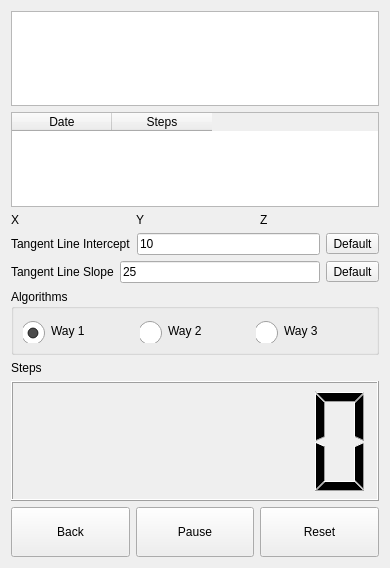
ic005k/Knot-Legacy, file dlgsteps.ui: the form before one commit.
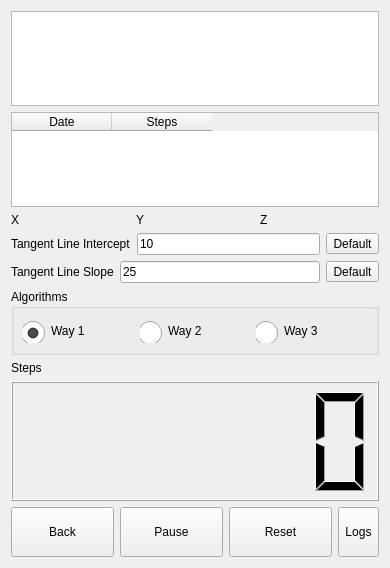
The form after the commit. Icons and pictures are not drawn.

The edit to the form file:
```diff
--- a/dlgsteps.ui
+++ b/dlgsteps.ui
@@ -314,6 +314,19 @@
        </property>
       </widget>
      </item>
+     <item>
+      <widget class="QToolButton" name="btnLogs">
+       <property name="minimumSize">
+        <size>
+         <width>0</width>
+         <height>50</height>
+        </size>
+       </property>
+       <property name="text">
+        <string>Logs</string>
+       </property>
+      </widget>
+     </item>
     </layout>
    </item>
   </layout>
```
